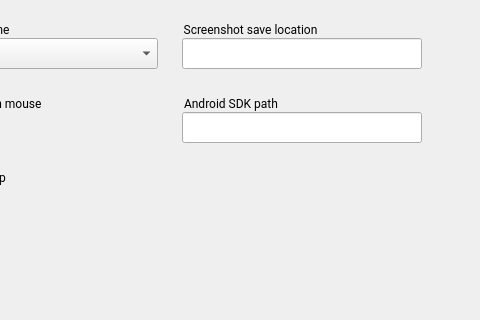
The window that android/skin/qt/extended-pages/settings-page.ui (aosp-mirror/platform_external_qemu) describes before a commit, drawn with Qt 5; both pictures show x 142 to 622 and y 0 to 320 of the 622 by 580 pixel window.
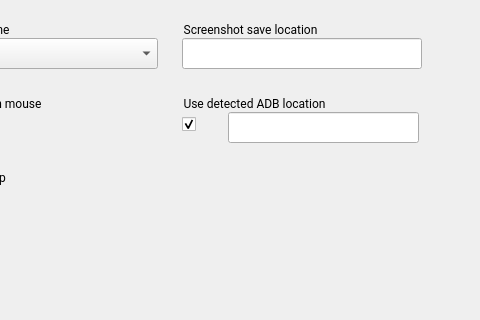
The same window after the commit. Icons and pictures are not drawn.

Commit message:
[ui] Change "SDK Location" to "Backup ADB".
The SDK location setting is only used to find ADB, and setting it
improperly can break some emulator functionality (screenshot, APK
install, file copy).

Split this setting into two:
1. "Auto-detect ADB" - the emulator will find ADB on it's own.
2. "Custom ADB Path" - if the above is off, let the user direct the
emulator to an ADB executable (needed for those who use the emulator
as a standalone and only download the tools/).

Also, warn the user if we can't auto-find ADB.

```diff
--- a/android/skin/qt/extended-pages/settings-page.ui
+++ b/android/skin/qt/extended-pages/settings-page.ui
@@ -113,9 +113,9 @@
    </property>
    <property name="geometry">
     <rect>
-     <x>324</x>
+     <x>370</x>
      <y>112</y>
-     <width>240</width>
+     <width>191</width>
      <height>31</height>
     </rect>
    </property>
@@ -204,30 +204,6 @@
     <string notr="true">folder</string>
    </property>
   </widget>
-  <widget class="QGroupBox" name="sdkPathTitle">
-   <property name="geometry">
-    <rect>
-     <x>324</x>
-     <y>94</y>
-     <width>211</width>
-     <height>21</height>
-    </rect>
-   </property>
-   <property name="font">
-    <font>
-     <family>Roboto</family>
-    </font>
-   </property>
-   <property name="styleSheet">
-    <string notr="true">border: 0px;</string>
-   </property>
-   <property name="title">
-    <string>Android SDK path</string>
-   </property>
-   <property name="ColorGroup" stdset="0">
-    <string>Title</string>
-   </property>
-  </widget>
   <widget class="QCheckBox" name="set_allowKeyboardGrab">
    <property name="geometry">
     <rect>
@@ -250,6 +226,28 @@
     <string>Toggle</string>
    </property>
   </widget>
+  <widget class="QCheckBox" name="set_autoFindAdb">
+   <property name="geometry">
+    <rect>
+     <x>324</x>
+     <y>112</y>
+     <width>41</width>
+     <height>24</height>
+    </rect>
+   </property>
+   <property name="iconSize">
+    <size>
+     <width>24</width>
+     <height>24</height>
+    </size>
+   </property>
+   <property name="checked">
+    <bool>true</bool>
+   </property>
+   <property name="ColorGroup" stdset="0">
+    <string>Toggle</string>
+   </property>
+  </widget>
   <widget class="QGroupBox" name="set_onTopTitle">
    <property name="geometry">
     <rect>
@@ -380,6 +378,30 @@
     <string>Title</string>
    </property>
   </widget>
+  <widget class="QGroupBox" name="autoFindAdbTitle">
+   <property name="geometry">
+    <rect>
+     <x>324</x>
+     <y>94</y>
+     <width>251</width>
+     <height>21</height>
+    </rect>
+   </property>
+   <property name="font">
+    <font>
+     <family>Roboto</family>
+    </font>
+   </property>
+   <property name="styleSheet">
+    <string notr="true">border: 0px;</string>
+   </property>
+   <property name="title">
+    <string>Use detected ADB location</string>
+   </property>
+   <property name="ColorGroup" stdset="0">
+    <string>Title</string>
+   </property>
+  </widget>
  </widget>
  <resources>
   <include location="../resources.qrc"/>
```
Left out of the diff: 24 changed lines with no effect on the pictures. The commit also changes 6 other files.
